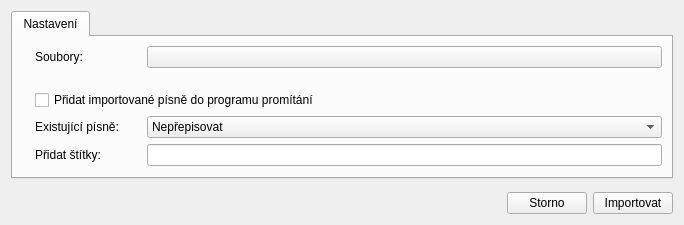
First picture: the form in src/importexport/opensongimportdialog.ui, repository CZDanol/StrawLumen, before the edit.
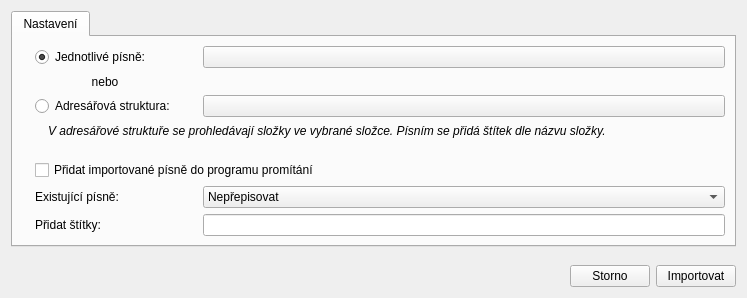
Second picture: the form after the edit. Icons and pictures are not drawn. Custom widgets are drawn as their Qt base class.

Commit message: Open Song export to folders & import from folders

```diff
--- a/src/importexport/opensongimportdialog.ui
+++ b/src/importexport/opensongimportdialog.ui
@@ -9,8 +9,8 @@
    <rect>
     <x>0</x>
     <y>0</y>
-    <width>684</width>
-    <height>225</height>
+    <width>747</width>
+    <height>298</height>
    </rect>
   </property>
   <property name="windowTitle">
@@ -44,31 +44,119 @@
        <string>Nastavení</string>
       </attribute>
       <layout class="QGridLayout" name="gridLayout">
-       <item row="3" column="0">
+       <item row="7" column="3">
+        <widget class="QComboBox" name="cmbConflictBehavior">
+         <property name="sizePolicy">
+          <sizepolicy hsizetype="Expanding" vsizetype="Fixed">
+           <horstretch>0</horstretch>
+           <verstretch>0</verstretch>
+          </sizepolicy>
+         </property>
+         <property name="currentIndex">
+          <number>0</number>
+         </property>
+         <property name="sizeAdjustPolicy">
+          <enum>QComboBox::AdjustToContents</enum>
+         </property>
+         <item>
+          <property name="text">
+           <string>Nepřepisovat</string>
+          </property>
+         </item>
+         <item>
+          <property name="text">
+           <string>Přepsat</string>
+          </property>
+         </item>
+        </widget>
+       </item>
+       <item row="7" column="0">
         <widget class="QLabel" name="label_2">
          <property name="pixmap">
           <pixmap resource="../../res/resources.qrc">:/icons/16/Sort By Modified Date_16px.png</pixmap>
          </property>
         </widget>
        </item>
+       <item row="2" column="1">
+        <widget class="QLabel" name="label_7">
+         <property name="text">
+          <string>nebo</string>
+         </property>
+         <property name="alignment">
+          <set>Qt::AlignCenter</set>
+         </property>
+        </widget>
+       </item>
+       <item row="8" column="3">
+        <widget class="SongTagsLineEdit" name="lnTags"/>
+       </item>
        <item row="3" column="1">
+        <widget class="QRadioButton" name="optDirectoryTree">
+         <property name="text">
+          <string>Adresářová struktura:</string>
+         </property>
+         <attribute name="buttonGroup">
+          <string notr="true">bgImportStyle</string>
+         </attribute>
+        </widget>
+       </item>
+       <item row="6" column="0">
+        <widget class="QLabel" name="label">
+         <property name="pixmap">
+          <pixmap resource="../../res/resources.qrc">:/icons/16/Timeline_16px.png</pixmap>
+         </property>
+        </widget>
+       </item>
+       <item row="3" column="3">
+        <widget class="QPushButton" name="btnFolderStructure">
+         <property name="icon">
+          <iconset resource="../../res/resources.qrc">
+           <normaloff>:/icons/16/Open_16px.png</normaloff>:/icons/16/Open_16px.png</iconset>
+         </property>
+         <property name="autoDefault">
+          <bool>false</bool>
+         </property>
+        </widget>
+       </item>
+       <item row="1" column="3">
+        <widget class="QPushButton" name="btnSelectFiles">
+         <property name="icon">
+          <iconset resource="../../res/resources.qrc">
+           <normaloff>:/icons/16/Open_16px.png</normaloff>:/icons/16/Open_16px.png</iconset>
+         </property>
+         <property name="autoDefault">
+          <bool>false</bool>
+         </property>
+        </widget>
+       </item>
+       <item row="1" column="1">
+        <widget class="QRadioButton" name="optSingleSongs">
+         <property name="text">
+          <string>Jednotlivé písně:</string>
+         </property>
+         <property name="checked">
+          <bool>true</bool>
+         </property>
+         <attribute name="buttonGroup">
+          <string notr="true">bgImportStyle</string>
+         </attribute>
+        </widget>
+       </item>
+       <item row="8" column="1">
+        <widget class="QLabel" name="label_5">
+         <property name="text">
+          <string>Přidat štítky:</string>
+         </property>
+        </widget>
+       </item>
+       <item row="7" column="1">
         <widget class="QLabel" name="label_3">
          <property name="text">
           <string>Existující písně:</string>
          </property>
         </widget>
        </item>
-       <item row="4" column="3">
-        <widget class="SongTagsLineEdit" name="lnTags"/>
-       </item>
-       <item row="0" column="0">
-        <widget class="QLabel" name="label_6">
-         <property name="pixmap">
-          <pixmap resource="../../res/resources.qrc">:/icons/16/Folder_16px.png</pixmap>
-         </property>
-        </widget>
-       </item>
-       <item row="2" column="1" colspan="3">
+       <item row="6" column="1" colspan="3">
         <widget class="QCheckBox" name="cbAddToPlaylist">
          <property name="sizePolicy">
           <sizepolicy hsizetype="Expanding" vsizetype="Fixed">
@@ -81,32 +169,7 @@
          </property>
         </widget>
        </item>
-       <item row="0" column="1">
-        <widget class="QLabel" name="label_7">
-         <property name="text">
-          <string>Soubory:</string>
-         </property>
-        </widget>
-       </item>
-       <item row="0" column="3">
-        <widget class="QPushButton" name="btnSelectFiles">
-         <property name="icon">
-          <iconset resource="../../res/resources.qrc">
-           <normaloff>:/icons/16/Open_16px.png</normaloff>:/icons/16/Open_16px.png</iconset>
-         </property>
-         <property name="autoDefault">
-          <bool>false</bool>
-         </property>
-        </widget>
-       </item>
-       <item row="2" column="0">
-        <widget class="QLabel" name="label">
-         <property name="pixmap">
-          <pixmap resource="../../res/resources.qrc">:/icons/16/Timeline_16px.png</pixmap>
-         </property>
-        </widget>
-       </item>
-       <item row="1" column="1">
+       <item row="5" column="1">
         <spacer name="verticalSpacer_2">
          <property name="orientation">
           <enum>Qt::Vertical</enum>
@@ -122,21 +185,21 @@
          </property>
         </spacer>
        </item>
-       <item row="4" column="1">
-        <widget class="QLabel" name="label_5">
-         <property name="text">
-          <string>Přidat štítky:</string>
+       <item row="1" column="0">
+        <widget class="QLabel" name="label_6">
+         <property name="pixmap">
+          <pixmap resource="../../res/resources.qrc">:/icons/16/Audio File_16px.png</pixmap>
          </property>
         </widget>
        </item>
-       <item row="4" column="0">
+       <item row="8" column="0">
         <widget class="QLabel" name="label_4">
          <property name="pixmap">
           <pixmap resource="../../res/resources.qrc">:/icons/16/Tags_16px.png</pixmap>
          </property>
         </widget>
        </item>
-       <item row="3" column="2">
+       <item row="7" column="2">
         <spacer name="horizontalSpacer_2">
          <property name="orientation">
           <enum>Qt::Horizontal</enum>
@@ -152,32 +215,42 @@
          </property>
         </spacer>
        </item>
-       <item row="3" column="3">
-        <widget class="QComboBox" name="cmbConflictBehavior">
-         <property name="sizePolicy">
-          <sizepolicy hsizetype="Expanding" vsizetype="Fixed">
-           <horstretch>0</horstretch>
-           <verstretch>0</verstretch>
-          </sizepolicy>
+       <item row="3" column="0">
+        <widget class="QLabel" name="label_10">
+         <property name="pixmap">
+          <pixmap resource="../../res/resources.qrc">:/icons/16/Folder_16px.png</pixmap>
          </property>
-         <property name="currentIndex">
-          <number>0</number>
-         </property>
-         <property name="sizeAdjustPolicy">
-          <enum>QComboBox::AdjustToContents</enum>
-         </property>
-         <item>
-          <property name="text">
-           <string>Nepřepisovat</string>
-          </property>
-         </item>
-         <item>
-          <property name="text">
-           <string>Přepsat</string>
-          </property>
-         </item>
         </widget>
        </item>
+       <item row="4" column="1" colspan="3">
+        <layout class="QHBoxLayout" name="horizontalLayout">
+         <item>
+          <widget class="QLabel" name="label_8">
+           <property name="sizePolicy">
+            <sizepolicy hsizetype="Maximum" vsizetype="Preferred">
+             <horstretch>0</horstretch>
+             <verstretch>0</verstretch>
+            </sizepolicy>
+           </property>
+           <property name="pixmap">
+            <pixmap resource="../../res/resources.qrc">:/icons/16/Info_16px.png</pixmap>
+           </property>
+          </widget>
+         </item>
+         <item>
+          <widget class="QLabel" name="label_9">
+           <property name="font">
+            <font>
+             <italic>true</italic>
+            </font>
+           </property>
+           <property name="text">
+            <string>V adresářové struktuře se prohledávají složky ve vybrané složce. Písním se přidá štítek dle názvu složky.</string>
+           </property>
+          </widget>
+         </item>
+        </layout>
+       </item>
       </layout>
      </widget>
     </widget>
```
Left out of the diff: 3 changed lines with no effect on the pictures. The commit also changes 10 other files.
